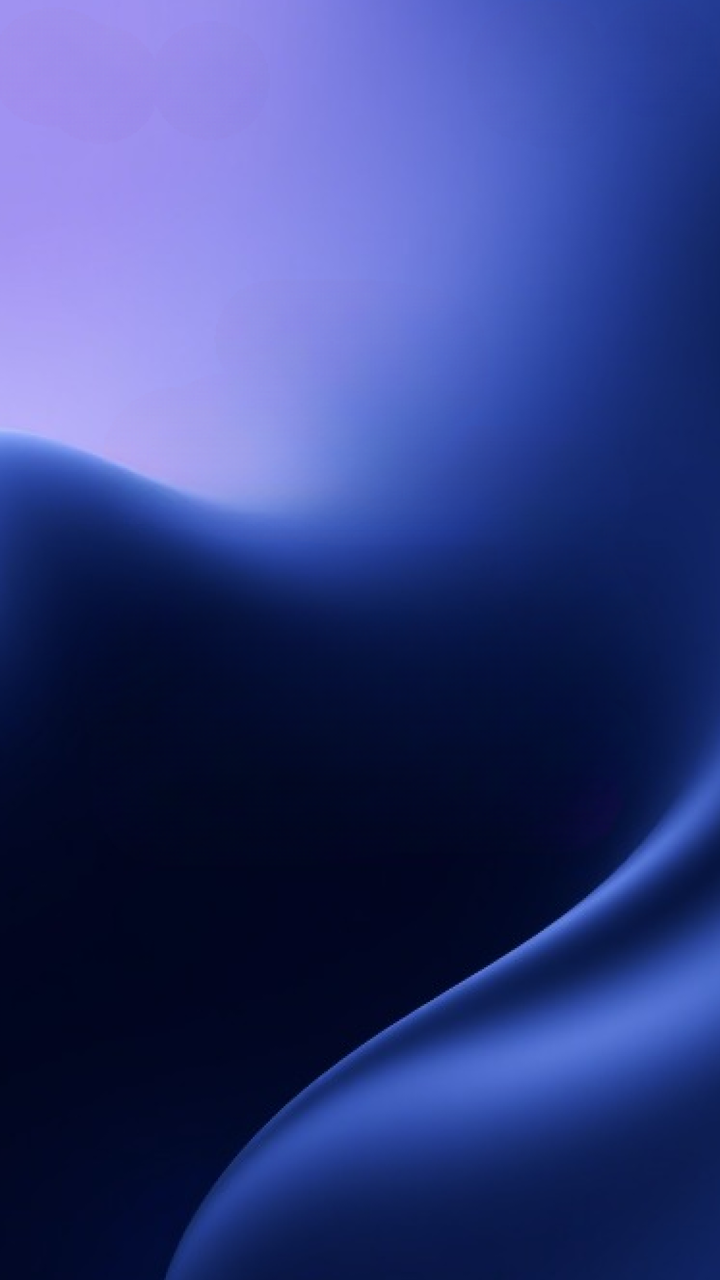
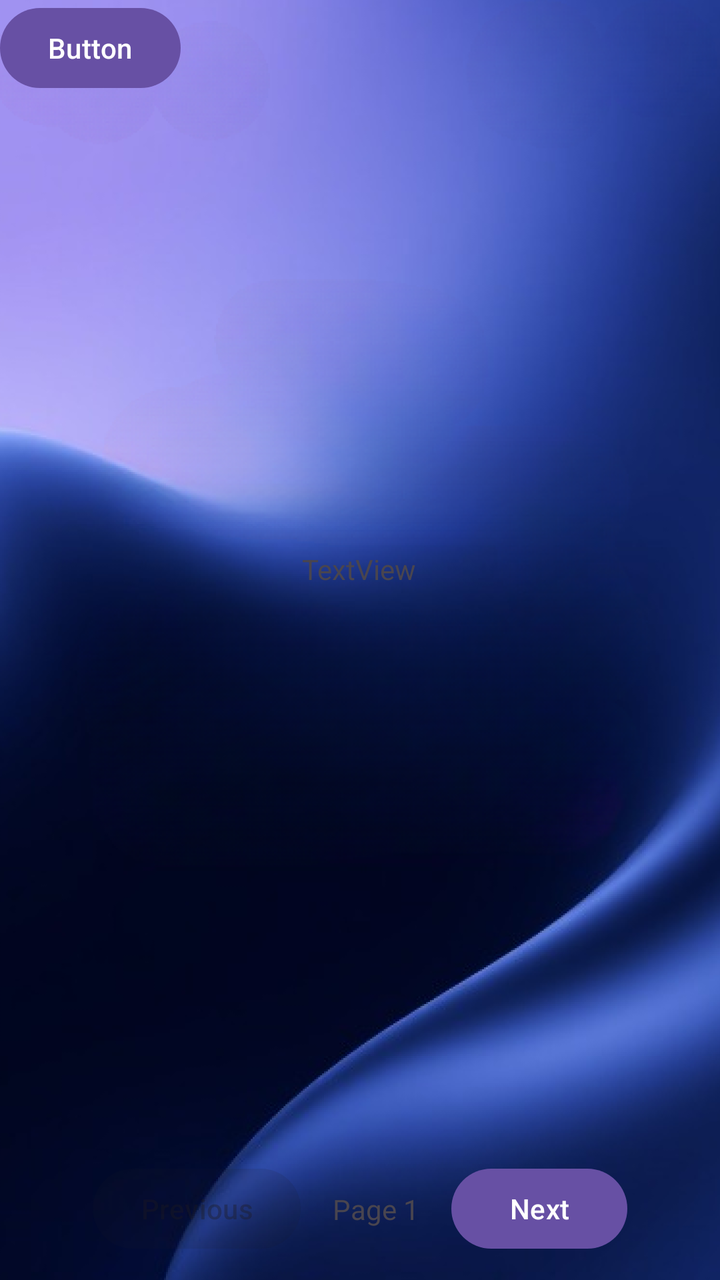

Two renders of the same Android screen: before a commit and after it. Below are the layout's source before the change and the commit's diff.
<!-- AndroidManifest.xml: application theme Theme.Lasttele -->
<!-- res/layout/contact_main.xml -->
<?xml version="1.0" encoding="utf-8"?>
<androidx.constraintlayout.widget.ConstraintLayout xmlns:android="http://schemas.android.com/apk/res/android"
    xmlns:app="http://schemas.android.com/apk/res-auto"
    xmlns:tools="http://schemas.android.com/tools"
    android:id="@+id/main"
    android:layout_width="match_parent"
    android:layout_height="match_parent"
    android:background="@drawable/background_1"
    tools:context=".ContactsActivity"

>

    <androidx.recyclerview.widget.RecyclerView
        android:id="@+id/recyclerView"
        android:layout_width="349dp"
        android:layout_height="736dp"
        app:layout_constraintBottom_toBottomOf="parent"
        app:layout_constraintEnd_toEndOf="parent"
        app:layout_constraintStart_toStartOf="parent"
        app:layout_constraintTop_toTopOf="parent"
        app:layout_constraintVertical_bias="0.174" />
    <LinearLayout
        android:id="@+id/buttonContainer"
        android:layout_width="match_parent"
        android:layout_height="wrap_content"
        android:gravity="center"
        android:orientation="horizontal"
        android:padding="10dp"
        app:layout_constraintBottom_toBottomOf="parent"
        app:layout_constraintEnd_toEndOf="parent"
        app:layout_constraintStart_toStartOf="parent"
        app:layout_constraintTop_toBottomOf="@+id/recyclerView">

        <Button
            android:id="@+id/btnPrevious"
            android:layout_width="wrap_content"
            android:layout_height="wrap_content"
            android:text="Previous"
            android:enabled="false"/>

        <TextView
            android:id="@+id/txtPageNumber"
            android:layout_width="wrap_content"
            android:layout_height="wrap_content"
            android:padding="16dp"
            android:text="Page 1" />

        <Button
            android:id="@+id/btnNext"
            android:layout_width="wrap_content"
            android:layout_height="wrap_content"
            android:text="Next" />
    </LinearLayout>




</androidx.constraintlayout.widget.ConstraintLayout>
<!-- resources referenced by this layout -->
<resources>
  <!-- drawable background_1: png bitmap (drawable-xhdpi, 511664 bytes) -->
  <style name="Theme.Lasttele" parent="Base.Theme.Lasttele" />
  <style name="Base.Theme.Lasttele" parent="Theme.Material3.DayNight.NoActionBar">
          
  
          
      </style>
</resources>

<!-- the commit's change to res/layout/contact_main.xml (unified diff, before → after) -->
@@ -10,15 +10,6 @@
 
 >
 
-    <androidx.recyclerview.widget.RecyclerView
-        android:id="@+id/recyclerView"
-        android:layout_width="349dp"
-        android:layout_height="736dp"
-        app:layout_constraintBottom_toBottomOf="parent"
-        app:layout_constraintEnd_toEndOf="parent"
-        app:layout_constraintStart_toStartOf="parent"
-        app:layout_constraintTop_toTopOf="parent"
-        app:layout_constraintVertical_bias="0.174" />
     <LinearLayout
         android:id="@+id/buttonContainer"
         android:layout_width="match_parent"
@@ -28,15 +19,14 @@
         android:padding="10dp"
         app:layout_constraintBottom_toBottomOf="parent"
         app:layout_constraintEnd_toEndOf="parent"
-        app:layout_constraintStart_toStartOf="parent"
-        app:layout_constraintTop_toBottomOf="@+id/recyclerView">
+        app:layout_constraintStart_toStartOf="parent">
 
         <Button
             android:id="@+id/btnPrevious"
             android:layout_width="wrap_content"
             android:layout_height="wrap_content"
-            android:text="Previous"
-            android:enabled="false"/>
+            android:enabled="false"
+            android:text="Previous" />
 
         <TextView
             android:id="@+id/txtPageNumber"
@@ -52,7 +42,24 @@
             android:text="Next" />
     </LinearLayout>
 
+    <TextView
+        android:id="@+id/textView2"
+        android:layout_width="wrap_content"
+        android:layout_height="wrap_content"
+        android:text="TextView"
+        app:layout_constraintBottom_toTopOf="@+id/buttonContainer"
+        app:layout_constraintEnd_toEndOf="parent"
+        app:layout_constraintHorizontal_bias="0.498"
+        app:layout_constraintStart_toStartOf="parent"
+        app:layout_constraintTop_toTopOf="parent" />
 
+    <Button
+        android:id="@+id/button"
+        android:layout_width="wrap_content"
+        android:layout_height="wrap_content"
+        android:text="Button"
+        app:layout_constraintStart_toStartOf="parent"
+        tools:layout_editor_absoluteY="199dp" />
 
 
 </androidx.constraintlayout.widget.ConstraintLayout>
